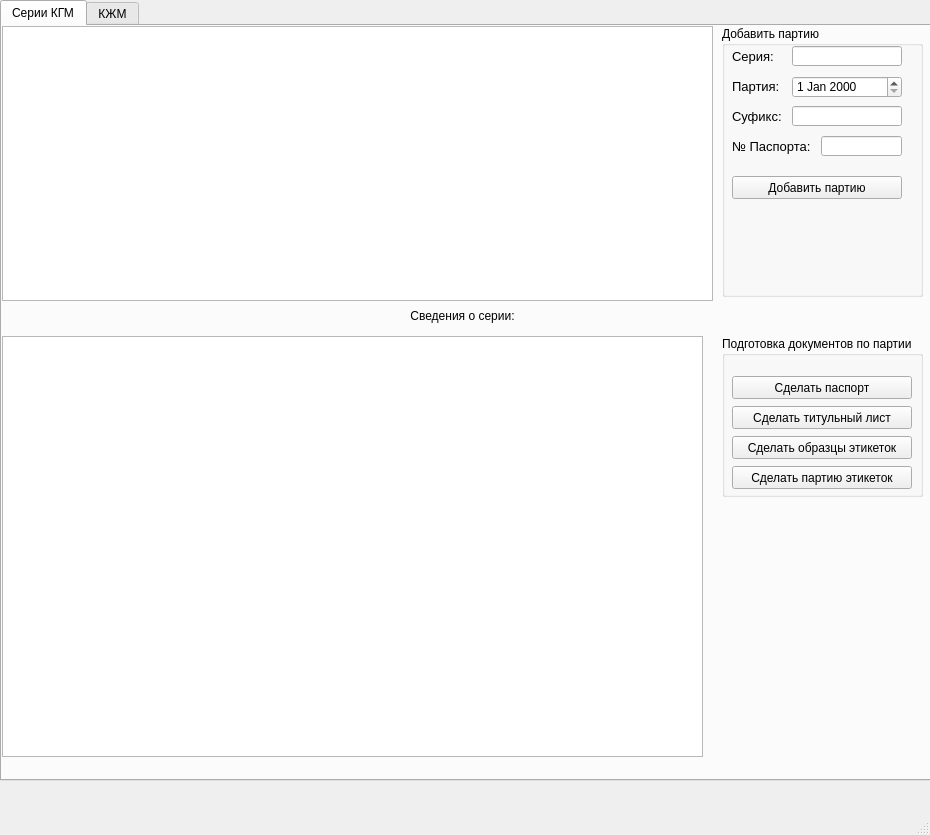
The window that cylinders/windows/batch_window.ui (bomzheg/Cylinders) describes before a commit, drawn with Qt 5.
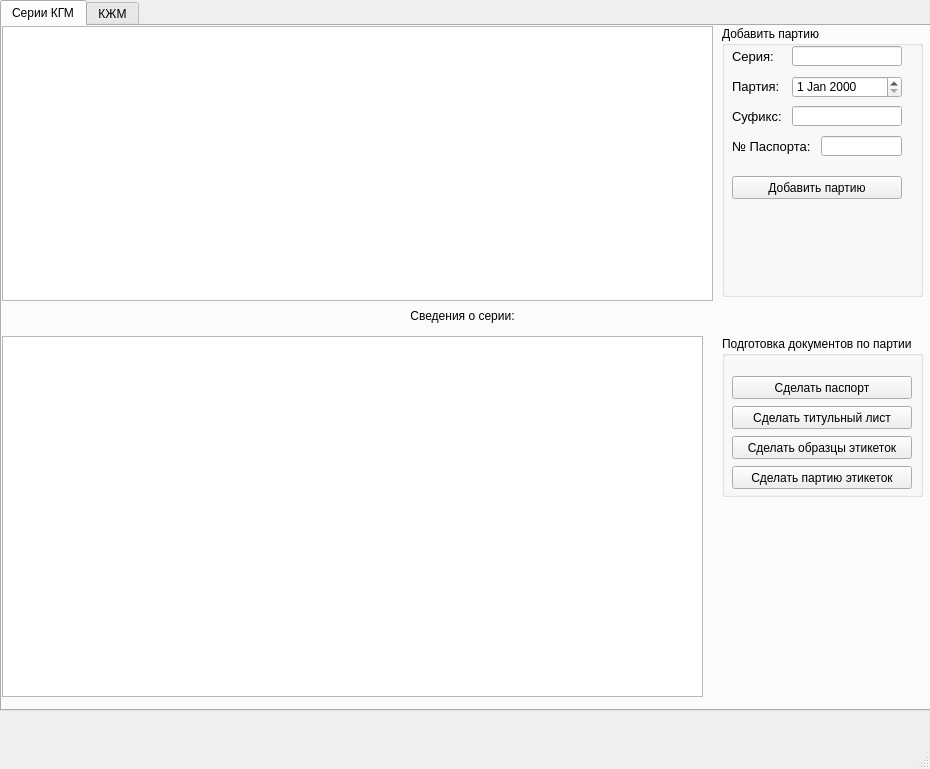
The same window after the commit.

Commit message: change window size

Diff of the .ui file:
```diff
--- a/cylinders/windows/batch_window.ui
+++ b/cylinders/windows/batch_window.ui
@@ -7,7 +7,7 @@
     <x>0</x>
     <y>0</y>
     <width>930</width>
-    <height>835</height>
+    <height>769</height>
    </rect>
   </property>
   <property name="minimumSize">
@@ -32,7 +32,7 @@
       <x>0</x>
       <y>0</y>
       <width>931</width>
-      <height>781</height>
+      <height>711</height>
      </rect>
     </property>
     <property name="currentIndex">
@@ -48,7 +48,7 @@
         <x>0</x>
         <y>310</y>
         <width>701</width>
-        <height>421</height>
+        <height>361</height>
        </rect>
       </property>
       <property name="alternatingRowColors">
```
The commit also changes 1 other file.
